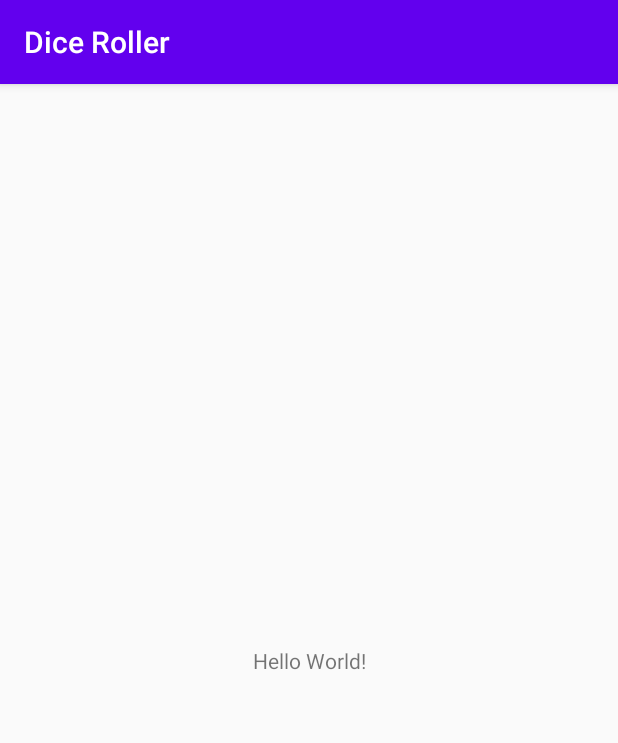
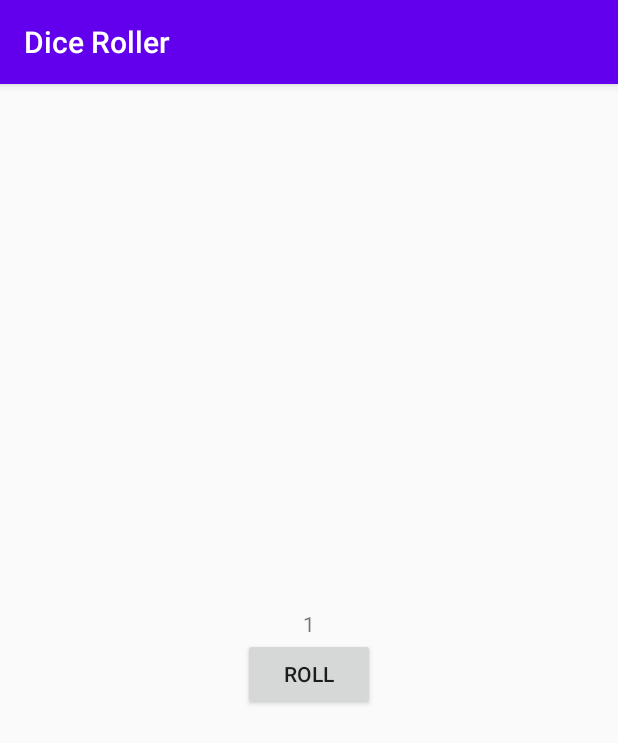
Before and after one commit to andredippenaar/Dice_Roller, an Android app: the screen it shows after launch (MainActivity), on a phone screen of 412 x 824 dp. Shown: the top 743 px of the screen. Run offline under Robolectric (Android 15) with nearby library versions, the phone set to English and light mode, and no system bars.

Commit message:
Added rollDice Method Make the TextView show the random integer

```diff
--- a/app/src/main/java/com/andredippenaar/diceroller/MainActivity.kt
+++ b/app/src/main/java/com/andredippenaar/diceroller/MainActivity.kt
@@ -2,10 +2,24 @@ package com.andredippenaar.diceroller
 
 import androidx.appcompat.app.AppCompatActivity
 import android.os.Bundle
+import android.widget.Button
+import android.widget.TextView
+import android.widget.Toast
+import java.util.*
 
 class MainActivity : AppCompatActivity() {
     override fun onCreate(savedInstanceState: Bundle?) {
         super.onCreate(savedInstanceState)
         setContentView(R.layout.activity_main)
+        val rollButton: Button = findViewById<Button>(R.id.roll_button)
+        rollButton.setOnClickListener {
+            rollDice()
+        }
+    }
+
+    private fun rollDice() {
+        val randomInt = Random().nextInt(6) + 1
+        val resultText : TextView = findViewById<TextView>(R.id.result_text)
+        resultText.text = randomInt.toString()
     }
 }
--- a/app/src/main/res/layout/activity_main.xml
+++ b/app/src/main/res/layout/activity_main.xml
@@ -1,18 +1,23 @@
 <?xml version="1.0" encoding="utf-8"?>
-<androidx.constraintlayout.widget.ConstraintLayout xmlns:android="http://schemas.android.com/apk/res/android"
-    xmlns:app="http://schemas.android.com/apk/res-auto"
+<LinearLayout xmlns:android="http://schemas.android.com/apk/res/android"
     xmlns:tools="http://schemas.android.com/tools"
     android:layout_width="match_parent"
-    android:layout_height="match_parent"
+    android:layout_height="wrap_content"
+    android:layout_gravity="center_vertical"
+    android:orientation="vertical"
     tools:context=".MainActivity">
 
     <TextView
         android:layout_width="wrap_content"
+        android:id="@+id/result_text"
         android:layout_height="wrap_content"
-        android:text="Hello World!"
-        app:layout_constraintBottom_toBottomOf="parent"
-        app:layout_constraintLeft_toLeftOf="parent"
-        app:layout_constraintRight_toRightOf="parent"
-        app:layout_constraintTop_toTopOf="parent" />
+        android:layout_gravity="center_horizontal"
+        android:text="1" />
+    <Button
+        android:id="@+id/roll_button"
+        android:layout_width="wrap_content"
+        android:layout_height="wrap_content"
+        android:layout_gravity="center_horizontal"
+        android:text="@string/roll" />
 
-</androidx.constraintlayout.widget.ConstraintLayout>
+</LinearLayout>
--- a/app/src/main/res/values/strings.xml
+++ b/app/src/main/res/values/strings.xml
@@ -1,3 +1,4 @@
 <resources>
     <string name="app_name">Dice Roller</string>
+    <string name="roll">Roll</string>
 </resources>
```
